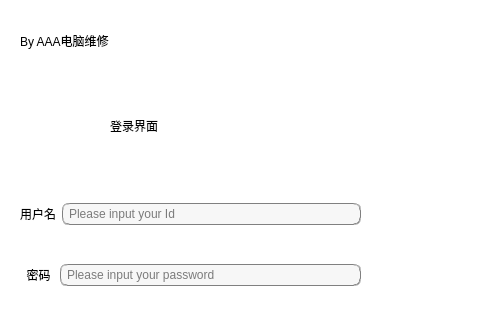
This is CampusCardManager/mainwindow.ui in DandexZ/software_project as Qt 5 draws it before an edit; both pictures show x 0 to 480 and y 0 to 320 of the 780 by 540 pixel window. The edited form follows.
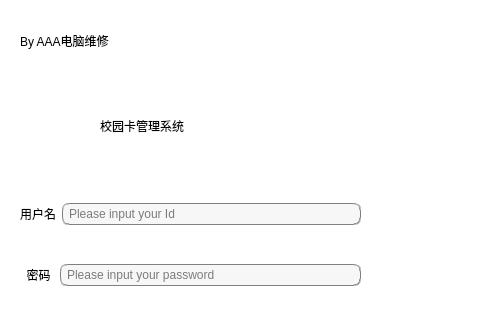
This is the edited form.

Patch:
```diff
--- a/CampusCardManager/mainwindow.ui
+++ b/CampusCardManager/mainwindow.ui
@@ -189,9 +189,9 @@
    <widget class="QLabel" name="label_load">
     <property name="geometry">
      <rect>
-      <x>110</x>
+      <x>100</x>
       <y>100</y>
-      <width>161</width>
+      <width>251</width>
       <height>51</height>
      </rect>
     </property>
@@ -201,7 +201,7 @@
 </string>
     </property>
     <property name="text">
-     <string>登录界面</string>
+     <string>校园卡管理系统</string>
     </property>
    </widget>
   </widget>
```
Left out of the diff: 2 changed lines with no effect on the pictures.
